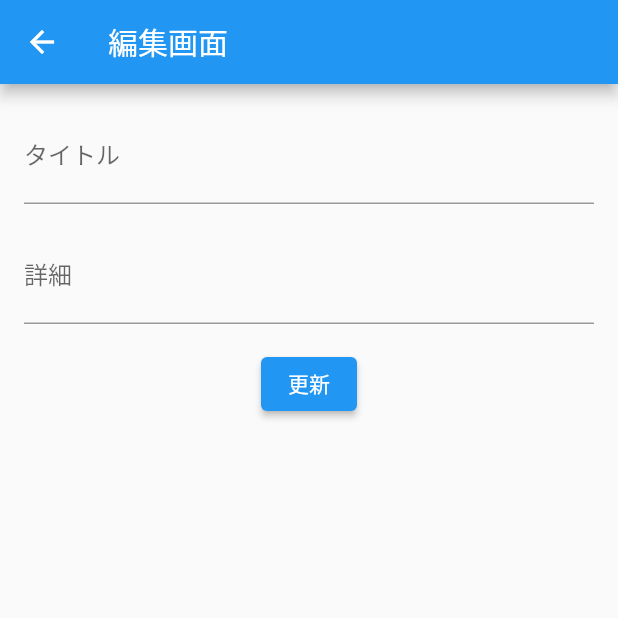
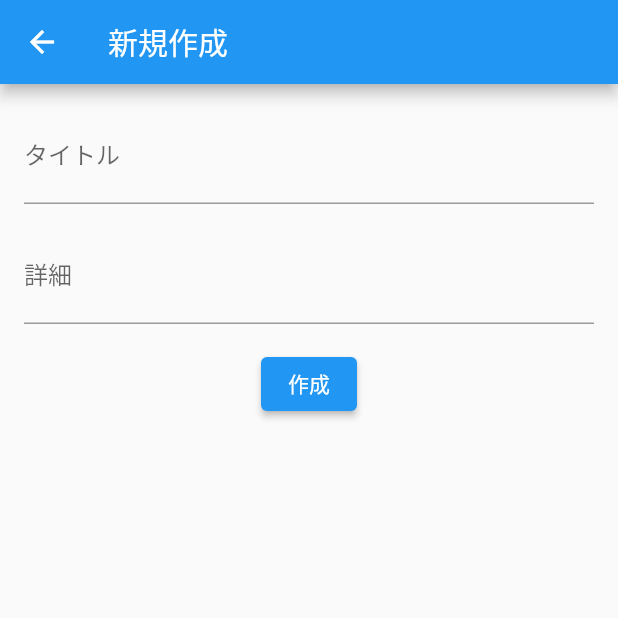
Before and after one commit to tokku5552/flutter_ddd_riverpod, a Flutter app: the screen it shows after launch, after a tap on the "add" icon, on a phone screen of 412 x 824 dp, the top half of it. Run offline on Flutter 3.47's test engine with Material 2 defaults, Android fonts, the phone set to English and light mode, and no system bars; our stand-ins replace cloud_firestore, firebase_core, flutter_hooks, freezed_annotation, hooks_riverpod, state_notifier; accounts and stored records are empty.

Commit message:
code cleaning

```diff
--- a/lib/presentation/todo_detail_page.dart
+++ b/lib/presentation/todo_detail_page.dart
@@ -1,5 +1,6 @@
 import 'package:flutter/material.dart';
 import 'package:flutter_ddd_riverpod/presentation/todo_detail_notifier.dart';
+import 'package:flutter_hooks/flutter_hooks.dart';
 import 'package:hooks_riverpod/hooks_riverpod.dart';
 
 class TodoDetailPage extends HookConsumerWidget {
@@ -11,11 +12,15 @@ class TodoDetailPage extends HookConsumerWidget {
     final notifier = ref.read(todoItemProvider.notifier);
     final titleEditingController = TextEditingController();
     final detailEditingController = TextEditingController();
-    titleEditingController.text = state != null ? state.title.value : "";
-    detailEditingController.text = state != null ? state.detail.value : "";
+
+    useEffect(() {
+      titleEditingController.text = notifier.isNew() ? "" : state.title.value;
+      detailEditingController.text = notifier.isNew() ? "" : state.detail.value;
+    }, const []);
+
     return Scaffold(
       appBar: AppBar(
-        title: Text(state != null ? '編集画面' : '新規作成'),
+        title: Text(notifier.isNew() ? '新規作成' : '編集画面'),
       ),
       body: Padding(
         padding: const EdgeInsets.all(16.0),
@@ -48,11 +53,12 @@ class TodoDetailPage extends HookConsumerWidget {
               height: 16,
             ),
             ElevatedButton(
-                onPressed: () async {
-                  await notifier.onTapElevatedButton();
-                  Navigator.pop(context);
-                },
-                child: Text(state != null ? '更新' : '作成'))
+              onPressed: () async {
+                await notifier.onTapElevatedButton();
+                Navigator.pop(context);
+              },
+              child: Text(notifier.isNew() ? '作成' : '更新'),
+            )
           ],
         ),
       ),
```
Also changed, not shown: lib/domain/todo_item.dart (+7 -0 lines), lib/presentation/todo_detail_notifier.dart (+26 -41 lines).
